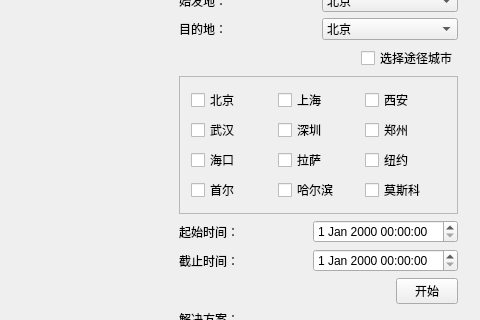
Connor1996/-, file program/widget.ui: the form before one commit; both pictures show x 800 to 1280 and y 92 to 412 of the 1280 by 720 pixel window.
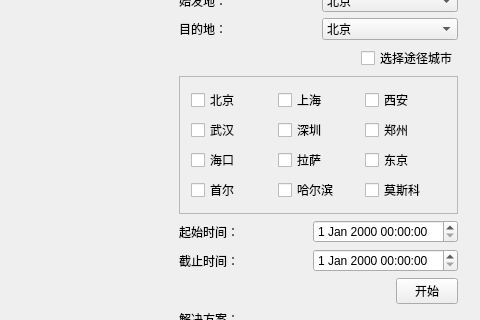
The form after the commit. Custom widgets are drawn as their Qt base class.

What changed in the file:
```diff
--- a/program/widget.ui
+++ b/program/widget.ui
@@ -393,7 +393,7 @@
          <item row="2" column="2">
           <widget class="QCheckBox" name="city8cbox">
            <property name="text">
-            <string>纽约</string>
+            <string>东京</string>
            </property>
           </widget>
          </item>
```
Left out of the diff: 4 changed lines with no effect on the pictures.
